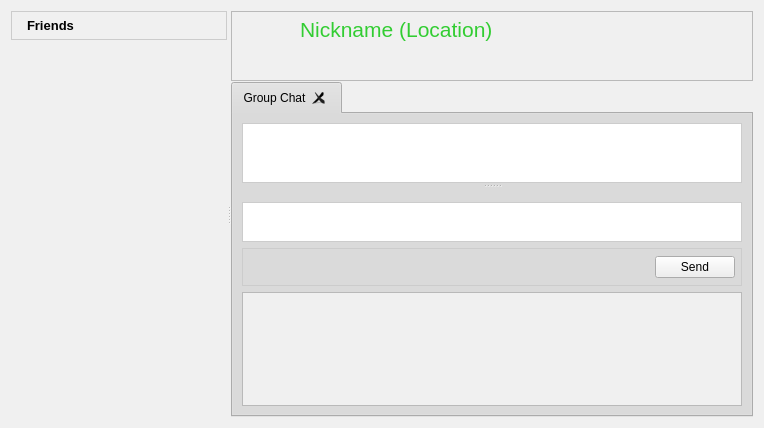
The window that retroshare-gui/src/gui/FriendsDialog.ui (RetroShare/RetroShare) describes before a commit, drawn with Qt 5.
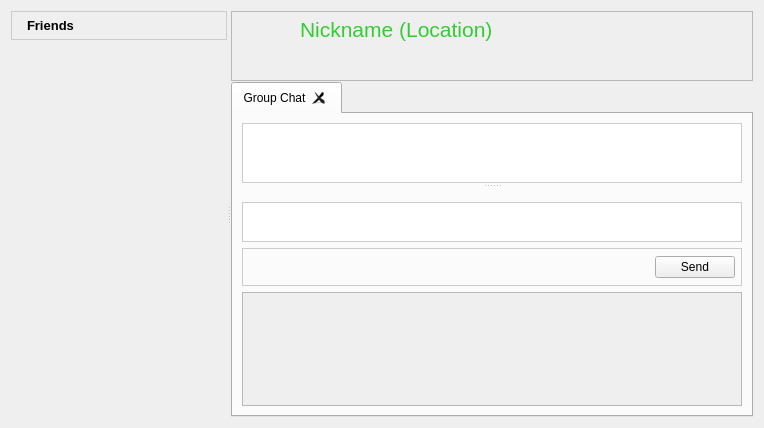
The same window after the commit. Icons and pictures are not drawn. Custom widgets are drawn as their Qt base class.

Diff of the .ui file:
```diff
--- a/retroshare-gui/src/gui/FriendsDialog.ui
+++ b/retroshare-gui/src/gui/FriendsDialog.ui
@@ -10,478 +10,6 @@
     <height>428</height>
    </rect>
   </property>
-  <property name="palette">
-   <palette>
-    <active>
-     <colorrole role="WindowText">
-      <brush brushstyle="SolidPattern">
-       <color alpha="255">
-        <red>0</red>
-        <green>0</green>
-        <blue>0</blue>
-       </color>
-      </brush>
-     </colorrole>
-     <colorrole role="Button">
-      <brush brushstyle="SolidPattern">
-       <color alpha="255">
-        <red>208</red>
-        <green>208</green>
-        <blue>208</blue>
-       </color>
-      </brush>
-     </colorrole>
-     <colorrole role="Light">
-      <brush brushstyle="SolidPattern">
-       <color alpha="255">
-        <red>255</red>
-        <green>255</green>
-        <blue>255</blue>
-       </color>
-      </brush>
-     </colorrole>
-     <colorrole role="Midlight">
-      <brush brushstyle="SolidPattern">
-       <color alpha="255">
-        <red>247</red>
-        <green>247</green>
-        <blue>247</blue>
-       </color>
-      </brush>
-     </colorrole>
-     <colorrole role="Dark">
-      <brush brushstyle="SolidPattern">
-       <color alpha="255">
-        <red>104</red>
-        <green>104</green>
-        <blue>104</blue>
-       </color>
-      </brush>
-     </colorrole>
-     <colorrole role="Mid">
-      <brush brushstyle="SolidPattern">
-       <color alpha="255">
-        <red>139</red>
-        <green>139</green>
-        <blue>139</blue>
-       </color>
-      </brush>
-     </colorrole>
-     <colorrole role="Text">
-      <brush brushstyle="SolidPattern">
-       <color alpha="255">
-        <red>0</red>
-        <green>0</green>
-        <blue>0</blue>
-       </color>
-      </brush>
-     </colorrole>
-     <colorrole role="BrightText">
-      <brush brushstyle="SolidPattern">
-       <color alpha="255">
-        <red>255</red>
-        <green>255</green>
-        <blue>255</blue>
-       </color>
-      </brush>
-     </colorrole>
-     <colorrole role="ButtonText">
-      <brush brushstyle="SolidPattern">
-       <color alpha="255">
-        <red>0</red>
-        <green>0</green>
-        <blue>0</blue>
-       </color>
-      </brush>
-     </colorrole>
-     <colorrole role="Base">
-      <brush brushstyle="SolidPattern">
-       <color alpha="255">
-        <red>255</red>
-        <green>255</green>
-        <blue>255</blue>
-       </color>
-      </brush>
-     </colorrole>
-     <colorrole role="Window">
-      <brush brushstyle="SolidPattern">
-       <color alpha="255">
-        <red>240</red>
-        <green>240</green>
-        <blue>240</blue>
-       </color>
-      </brush>
-     </colorrole>
-     <colorrole role="Shadow">
-      <brush brushstyle="SolidPattern">
-       <color alpha="255">
-        <red>0</red>
-        <green>0</green>
-        <blue>0</blue>
-       </color>
-      </brush>
-     </colorrole>
-     <colorrole role="Highlight">
-      <brush brushstyle="SolidPattern">
-       <color alpha="255">
-        <red>0</red>
-        <green>0</green>
-        <blue>128</blue>
-       </color>
-      </brush>
-     </colorrole>
-     <colorrole role="HighlightedText">
-      <brush brushstyle="SolidPattern">
-       <color alpha="255">
-        <red>255</red>
-        <green>255</green>
-        <blue>255</blue>
-       </color>
-      </brush>
-     </colorrole>
-     <colorrole role="Link">
-      <brush brushstyle="SolidPattern">
-       <color alpha="255">
-        <red>0</red>
-        <green>0</green>
-        <blue>255</blue>
-       </color>
-      </brush>
-     </colorrole>
-     <colorrole role="LinkVisited">
-      <brush brushstyle="SolidPattern">
-       <color alpha="255">
-        <red>255</red>
-        <green>0</green>
-        <blue>255</blue>
-       </color>
-      </brush>
-     </colorrole>
-     <colorrole role="AlternateBase">
-      <brush brushstyle="SolidPattern">
-       <color alpha="255">
-        <red>231</red>
-        <green>231</green>
-        <blue>231</blue>
-       </color>
-      </brush>
-     </colorrole>
-    </active>
-    <inactive>
-     <colorrole role="WindowText">
-      <brush brushstyle="SolidPattern">
-       <color alpha="255">
-        <red>0</red>
-        <green>0</green>
-        <blue>0</blue>
-       </color>
-      </brush>
-     </colorrole>
-     <colorrole role="Button">
-      <brush brushstyle="SolidPattern">
-       <color alpha="255">
-        <red>208</red>
-        <green>208</green>
-        <blue>208</blue>
-       </color>
-      </brush>
-     </colorrole>
-     <colorrole role="Light">
-      <brush brushstyle="SolidPattern">
-       <color alpha="255">
-        <red>255</red>
-        <green>255</green>
-        <blue>255</blue>
-       </color>
-      </brush>
-     </colorrole>
-     <colorrole role="Midlight">
-      <brush brushstyle="SolidPattern">
-       <color alpha="255">
-        <red>247</red>
-        <green>247</green>
-        <blue>247</blue>
-       </color>
-      </brush>
-     </colorrole>
-     <colorrole role="Dark">
-      <brush brushstyle="SolidPattern">
-       <color alpha="255">
-        <red>104</red>
-        <green>104</green>
-        <blue>104</blue>
-       </color>
-      </brush>
-     </colorrole>
-     <colorrole role="Mid">
-      <brush brushstyle="SolidPattern">
-       <color alpha="255">
-        <red>139</red>
-        <green>139</green>
-        <blue>139</blue>
-       </color>
-      </brush>
-     </colorrole>
-     <colorrole role="Text">
-      <brush brushstyle="SolidPattern">
-       <color alpha="255">
-        <red>0</red>
-        <green>0</green>
-        <blue>0</blue>
-       </color>
-      </brush>
-     </colorrole>
-     <colorrole role="BrightText">
-      <brush brushstyle="SolidPattern">
-       <color alpha="255">
-        <red>255</red>
-        <green>255</green>
-        <blue>255</blue>
-       </color>
-      </brush>
-     </colorrole>
-     <colorrole role="ButtonText">
-      <brush brushstyle="SolidPattern">
-       <color alpha="255">
-        <red>0</red>
-        <green>0</green>
-        <blue>0</blue>
-       </color>
-      </brush>
-     </colorrole>
-     <colorrole role="Base">
-      <brush brushstyle="SolidPattern">
-       <color alpha="255">
-        <red>255</red>
-        <green>255</green>
-        <blue>255</blue>
-       </color>
-      </brush>
-     </colorrole>
-     <colorrole role="Window">
-      <brush brushstyle="SolidPattern">
-       <color alpha="255">
-        <red>240</red>
-        <green>240</green>
-        <blue>240</blue>
-       </color>
-      </brush>
-     </colorrole>
-     <colorrole role="Shadow">
-      <brush brushstyle="SolidPattern">
-       <color alpha="255">
-        <red>0</red>
-        <green>0</green>
-        <blue>0</blue>
-       </color>
-      </brush>
-     </colorrole>
-     <colorrole role="Highlight">
-      <brush brushstyle="SolidPattern">
-       <color alpha="255">
-        <red>192</red>
-        <green>192</green>
-        <blue>192</blue>
-       </color>
-      </brush>
-     </colorrole>
-     <colorrole role="HighlightedText">
-      <brush brushstyle="SolidPattern">
-       <color alpha="255">
-        <red>0</red>
-        <green>0</green>
-        <blue>0</blue>
-       </color>
-      </brush>
-     </colorrole>
-     <colorrole role="Link">
-      <brush brushstyle="SolidPattern">
-       <color alpha="255">
-        <red>0</red>
-        <green>0</green>
-        <blue>255</blue>
-       </color>
-      </brush>
-     </colorrole>
-     <colorrole role="LinkVisited">
-      <brush brushstyle="SolidPattern">
-       <color alpha="255">
-        <red>255</red>
-        <green>0</green>
-        <blue>255</blue>
-       </color>
-      </brush>
-     </colorrole>
-     <colorrole role="AlternateBase">
-      <brush brushstyle="SolidPattern">
-       <color alpha="255">
-        <red>231</red>
-        <green>231</green>
-        <blue>231</blue>
-       </color>
-      </brush>
-     </colorrole>
-    </inactive>
-    <disabled>
-     <colorrole role="WindowText">
-      <brush brushstyle="SolidPattern">
-       <color alpha="255">
-        <red>104</red>
-        <green>104</green>
-        <blue>104</blue>
-       </color>
-      </brush>
-     </colorrole>
-     <colorrole role="Button">
-      <brush brushstyle="SolidPattern">
-       <color alpha="255">
-        <red>208</red>
-        <green>208</green>
-        <blue>208</blue>
-       </color>
-      </brush>
-     </colorrole>
-     <colorrole role="Light">
-      <brush brushstyle="SolidPattern">
-       <color alpha="255">
-        <red>255</red>
-        <green>255</green>
-        <blue>255</blue>
-       </color>
-      </brush>
-     </colorrole>
-     <colorrole role="Midlight">
-      <brush brushstyle="SolidPattern">
-       <color alpha="255">
-        <red>247</red>
-        <green>247</green>
-        <blue>247</blue>
-       </color>
-      </brush>
-     </colorrole>
-     <colorrole role="Dark">
-      <brush brushstyle="SolidPattern">
-       <color alpha="255">
-        <red>104</red>
-        <green>104</green>
-        <blue>104</blue>
-       </color>
-      </brush>
-     </colorrole>
-     <colorrole role="Mid">
-      <brush brushstyle="SolidPattern">
-       <color alpha="255">
-        <red>139</red>
-        <green>139</green>
-        <blue>139</blue>
-       </color>
-      </brush>
-     </colorrole>
-     <colorrole role="Text">
-      <brush brushstyle="SolidPattern">
-       <color alpha="255">
-        <red>104</red>
-        <green>104</green>
-        <blue>104</blue>
-       </color>
-      </brush>
-     </colorrole>
-     <colorrole role="BrightText">
-      <brush brushstyle="SolidPattern">
-       <color alpha="255">
-        <red>255</red>
-        <green>255</green>
-        <blue>255</blue>
-       </color>
-      </brush>
-     </colorrole>
-     <colorrole role="ButtonText">
-      <brush brushstyle="SolidPattern">
-       <color alpha="255">
-        <red>104</red>
-        <green>104</green>
-        <blue>104</blue>
-       </color>
-      </brush>
-     </colorrole>
-     <colorrole role="Base">
-      <brush brushstyle="SolidPattern">
-       <color alpha="255">
-        <red>240</red>
-        <green>240</green>
-        <blue>240</blue>
-       </color>
-      </brush>
-     </colorrole>
-     <colorrole role="Window">
-      <brush brushstyle="SolidPattern">
-       <color alpha="255">
-        <red>240</red>
-        <green>240</green>
-        <blue>240</blue>
-       </color>
-      </brush>
-     </colorrole>
-     <colorrole role="Shadow">
-      <brush brushstyle="SolidPattern">
-       <color alpha="255">
-        <red>0</red>
-        <green>0</green>
-        <blue>0</blue>
-       </color>
-      </brush>
-     </colorrole>
-     <colorrole role="Highlight">
-      <brush brushstyle="SolidPattern">
-       <color alpha="255">
-        <red>0</red>
-        <green>0</green>
-        <blue>128</blue>
-       </color>
-      </brush>
-     </colorrole>
-     <colorrole role="HighlightedText">
-      <brush brushstyle="SolidPattern">
-       <color alpha="255">
-        <red>255</red>
-        <green>255</green>
-        <blue>255</blue>
-       </color>
-      </brush>
-     </colorrole>
-     <colorrole role="Link">
-      <brush brushstyle="SolidPattern">
-       <color alpha="255">
-        <red>0</red>
-        <green>0</green>
-        <blue>255</blue>
-       </color>
-      </brush>
-     </colorrole>
-     <colorrole role="LinkVisited">
-      <brush brushstyle="SolidPattern">
-       <color alpha="255">
-        <red>255</red>
-        <green>0</green>
-        <blue>255</blue>
-       </color>
-      </brush>
-     </colorrole>
-     <colorrole role="AlternateBase">
-      <brush brushstyle="SolidPattern">
-       <color alpha="255">
-        <red>231</red>
-        <green>231</green>
-        <blue>231</blue>
-       </color>
-      </brush>
-     </colorrole>
-    </disabled>
-   </palette>
-  </property>
-  <property name="contextMenuPolicy">
-   <enum>Qt::NoContextMenu</enum>
-  </property>
   <layout class="QGridLayout" name="gridLayout_6">
    <item row="0" column="0">
     <widget class="QSplitter" name="splitter">
```
